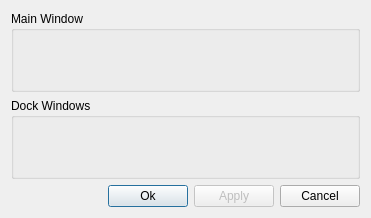
matoom/frostbite, file gui/appearancedialog.ui: the form before one commit.
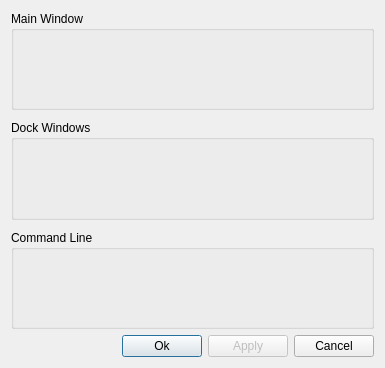
The form after the commit. Icons and pictures are not drawn.

Commit message: command line in the appearance settings

Patch:
```diff
--- a/gui/appearancedialog.ui
+++ b/gui/appearancedialog.ui
@@ -6,28 +6,16 @@
    <rect>
     <x>0</x>
     <y>0</y>
-    <width>371</width>
-    <height>218</height>
+    <width>385</width>
+    <height>368</height>
    </rect>
   </property>
   <property name="sizePolicy">
-   <sizepolicy hsizetype="Fixed" vsizetype="Fixed">
+   <sizepolicy hsizetype="Expanding" vsizetype="Expanding">
     <horstretch>0</horstretch>
     <verstretch>0</verstretch>
    </sizepolicy>
   </property>
-  <property name="minimumSize">
-   <size>
-    <width>371</width>
-    <height>218</height>
-   </size>
-  </property>
-  <property name="maximumSize">
-   <size>
-    <width>371</width>
-    <height>218</height>
-   </size>
-  </property>
   <property name="windowTitle">
    <string>Appearance</string>
   </property>
@@ -41,6 +29,12 @@
   <layout class="QVBoxLayout" name="verticalLayout_2">
    <item>
     <layout class="QVBoxLayout" name="verticalLayout">
+     <property name="spacing">
+      <number>10</number>
+     </property>
+     <property name="bottomMargin">
+      <number>0</number>
+     </property>
      <item>
       <widget class="QGroupBox" name="mainBox">
        <property name="sizePolicy">
@@ -77,6 +71,24 @@
        </layout>
       </widget>
      </item>
+     <item>
+      <widget class="QGroupBox" name="cmdBox">
+       <property name="sizePolicy">
+        <sizepolicy hsizetype="Preferred" vsizetype="Expanding">
+         <horstretch>0</horstretch>
+         <verstretch>0</verstretch>
+        </sizepolicy>
+       </property>
+       <property name="title">
+        <string>Command Line</string>
+       </property>
+       <layout class="QVBoxLayout" name="verticalLayout_6">
+        <item>
+         <layout class="QVBoxLayout" name="cmdVLayout"/>
+        </item>
+       </layout>
+      </widget>
+     </item>
     </layout>
    </item>
    <item>
```
Left out of the diff: 2 changed lines with no effect on the pictures. The commit also changes 12 other files.
